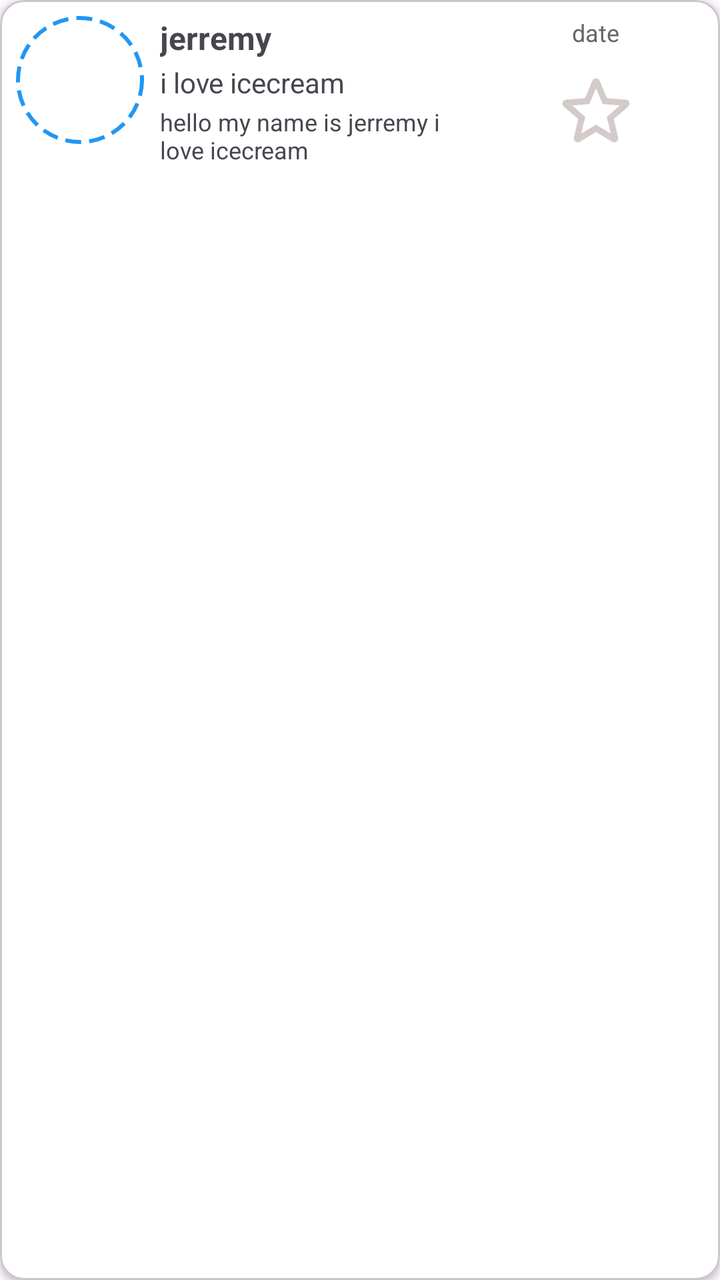
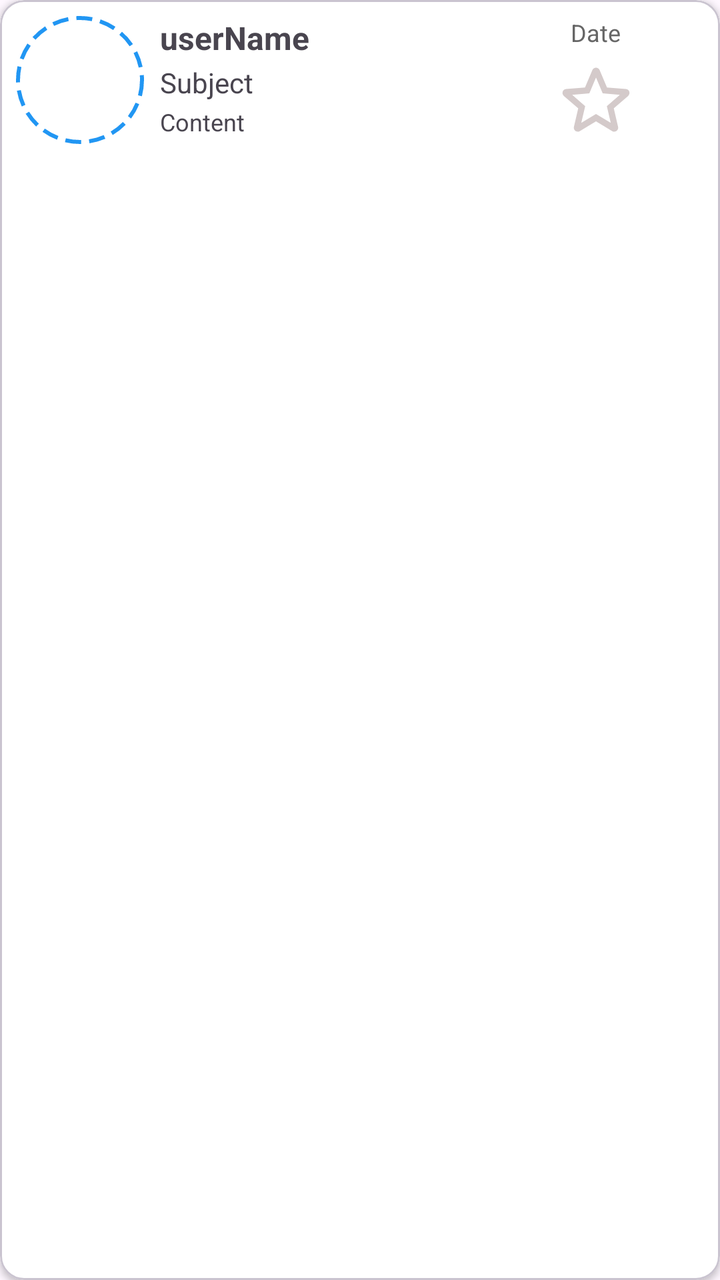

Before-and-after screenshots of an Android layout around one commit, followed by the original layout XML and the change that was made.
<!-- AndroidManifest.xml: application theme Theme.GMAIL_APP_DTH -->
<!-- res/layout/mail_item.xml -->
<?xml version="1.0" encoding="utf-8"?>
<com.google.android.material.card.MaterialCardView
    xmlns:android="http://schemas.android.com/apk/res/android"
    xmlns:app="http://schemas.android.com/apk/res-auto"
    android:layout_width="match_parent"
    android:layout_height="wrap_content"
    android:layout_margin="8dp"
    app:cardCornerRadius="12dp"
    app:cardElevation="2dp"
    android:backgroundTint="@android:color/white">

    <LinearLayout
        android:id="@+id/mail_container"
        android:layout_width="match_parent"
        android:layout_height="wrap_content"
        android:orientation="horizontal"
        android:padding="8dp"
        android:background="@android:color/white">


        
        <ImageView
            android:id="@+id/imageView2"
            android:layout_width="64dp"
            android:layout_height="64dp"
            android:layout_marginEnd="8dp"
            app:srcCompat="@drawable/dashed_circle"
            android:scaleType="centerCrop" />

        
        <LinearLayout
            android:layout_width="0dp"
            android:layout_height="wrap_content"
            android:layout_weight="1"
            android:orientation="vertical">

            <TextView
                android:id="@+id/mail_title"
                android:layout_width="wrap_content"
                android:layout_height="wrap_content"
                android:text="jerremy"
                android:textSize="16sp"
                android:textStyle="bold"
                android:paddingBottom="2dp" />

            <TextView
                android:id="@+id/mail_subject"
                android:layout_width="wrap_content"
                android:layout_height="wrap_content"
                android:text="i love icecream"
                android:textSize="14sp"
                android:paddingBottom="2dp" />

            <TextView
                android:id="@+id/mail_content"
                android:layout_width="wrap_content"
                android:layout_height="wrap_content"
                android:text="hello my name is jerremy i love icecream"
                android:textSize="12sp" />
        </LinearLayout>

        <Button
            android:id="@+id/btn_complete"
            android:layout_width="wrap_content"
            android:layout_height="wrap_content"
            android:text="Complete"
            android:layout_marginTop="4dp"
            android:visibility="gone"
            android:backgroundTint="@color/blue"
            android:textColor="@android:color/white"/>


        
        <LinearLayout
            android:layout_width="wrap_content"
            android:layout_height="match_parent"
            android:orientation="vertical"
            android:gravity="center">

            <TextView
                android:id="@+id/mail_date"
                android:layout_width="wrap_content"
                android:layout_height="wrap_content"
                android:text="date"
                android:textSize="12sp"
                android:textColor="#666666"
                android:layout_marginBottom="4dp" />

            <ImageButton
                android:id="@+id/button"
                android:layout_width="wrap_content"
                android:layout_height="wrap_content"
                android:src="@drawable/ic_empty_star_foreground"
                android:background="@android:color/transparent"
                android:contentDescription="Star" />
        </LinearLayout>
    </LinearLayout>
</com.google.android.material.card.MaterialCardView>
<!-- resources referenced by this layout -->
<resources>
  <color name="blue">#2196F3</color>
  <!-- drawable dashed_circle (drawable) -->
  <?xml version="1.0" encoding="utf-8"?>
  <shape xmlns:android="http://schemas.android.com/apk/res/android"
      android:shape="oval">
  
      <stroke
          android:width="2dp"
          android:color="#2196F3"
          android:dashWidth="8dp"
          android:dashGap="4dp" />
  
      <solid android:color="@android:color/transparent" />
  </shape>
  <!-- drawable ic_empty_star_foreground (drawable) -->
  <vector xmlns:android="http://schemas.android.com/apk/res/android"
      android:width="108dp"
      android:height="108dp"
      android:viewportWidth="24"
      android:viewportHeight="24"
      android:tint="#D4CACA">
    <group android:scaleX="0.435"
        android:scaleY="0.435"
        android:translateX="6.78"
        android:translateY="6.78">
      <path
          android:fillColor="@android:color/white"
          android:pathData="M19.65,9.04l-4.84,-0.42 -1.89,-4.45c-0.34,-0.81 -1.5,-0.81 -1.84,0L9.19,8.63l-4.83,0.41c-0.88,0.07 -1.24,1.17 -0.57,1.75l3.67,3.18 -1.1,4.72c-0.2,0.86 0.73,1.54 1.49,1.08l4.15,-2.5 4.15,2.51c0.76,0.46 1.69,-0.22 1.49,-1.08l-1.1,-4.73 3.67,-3.18c0.67,-0.58 0.32,-1.68 -0.56,-1.75zM12,15.4l-3.76,2.27 1,-4.28 -3.32,-2.88 4.38,-0.38L12,6.1l1.71,4.04 4.38,0.38 -3.32,2.88 1,4.28L12,15.4z"/>
    </group>
  </vector>
  <style name="Theme.GMAIL_APP_DTH" parent="Base.Theme.GMAIL_APP_DTH" />
  <style name="Base.Theme.GMAIL_APP_DTH" parent="Theme.Material3.DayNight.NoActionBar">
          
          
      </style>
</resources>

<!-- the commit's change to res/layout/mail_item.xml (unified diff, before → after) -->
@@ -18,16 +18,15 @@
         android:background="@android:color/white">
 
 
-        
         <ImageView
             android:id="@+id/imageView2"
             android:layout_width="64dp"
             android:layout_height="64dp"
             android:layout_marginEnd="8dp"
+            android:contentDescription="@string/todo"
             app:srcCompat="@drawable/dashed_circle"
             android:scaleType="centerCrop" />
 
-        
         <LinearLayout
             android:layout_width="0dp"
             android:layout_height="wrap_content"
@@ -38,7 +37,7 @@
                 android:id="@+id/mail_title"
                 android:layout_width="wrap_content"
                 android:layout_height="wrap_content"
-                android:text="jerremy"
+                android:text="@string/username_profile_dialog"
                 android:textSize="16sp"
                 android:textStyle="bold"
                 android:paddingBottom="2dp" />
@@ -47,7 +46,7 @@
                 android:id="@+id/mail_subject"
                 android:layout_width="wrap_content"
                 android:layout_height="wrap_content"
-                android:text="i love icecream"
+                android:text="@string/subject_mail_dialog"
                 android:textSize="14sp"
                 android:paddingBottom="2dp" />
 
@@ -55,7 +54,7 @@
                 android:id="@+id/mail_content"
                 android:layout_width="wrap_content"
                 android:layout_height="wrap_content"
-                android:text="hello my name is jerremy i love icecream"
+                android:text="@string/content_mail_dialog"
                 android:textSize="12sp" />
         </LinearLayout>
 
@@ -63,14 +62,13 @@
             android:id="@+id/btn_complete"
             android:layout_width="wrap_content"
             android:layout_height="wrap_content"
-            android:text="Complete"
+            android:text="@string/complete"
             android:layout_marginTop="4dp"
             android:visibility="gone"
             android:backgroundTint="@color/blue"
             android:textColor="@android:color/white"/>
 
 
-        
         <LinearLayout
             android:layout_width="wrap_content"
             android:layout_height="match_parent"
@@ -81,7 +79,7 @@
                 android:id="@+id/mail_date"
                 android:layout_width="wrap_content"
                 android:layout_height="wrap_content"
-                android:text="date"
+                android:text="@string/date"
                 android:textSize="12sp"
                 android:textColor="#666666"
                 android:layout_marginBottom="4dp" />
@@ -92,7 +90,7 @@
                 android:layout_height="wrap_content"
                 android:src="@drawable/ic_empty_star_foreground"
                 android:background="@android:color/transparent"
-                android:contentDescription="Star" />
+                android:contentDescription="@string/star" />
         </LinearLayout>
     </LinearLayout>
 </com.google.android.material.card.MaterialCardView>
<!-- resource entries referenced after the edit -->
@@ -30,10 +30,15 @@
           android:pathData="M19.65,9.04l-4.84,-0.42 -1.89,-4.45c-0.34,-0.81 -1.5,-0.81 -1.84,0L9.19,8.63l-4.83,0.41c-0.88,0.07 -1.24,1.17 -0.57,1.75l3.67,3.18 -1.1,4.72c-0.2,0.86 0.73,1.54 1.49,1.08l4.15,-2.5 4.15,2.51c0.76,0.46 1.69,-0.22 1.49,-1.08l-1.1,-4.73 3.67,-3.18c0.67,-0.58 0.32,-1.68 -0.56,-1.75zM12,15.4l-3.76,2.27 1,-4.28 -3.32,-2.88 4.38,-0.38L12,6.1l1.71,4.04 4.38,0.38 -3.32,2.88 1,4.28L12,15.4z"/>
     </group>
   </vector>
+  <string name="complete">Complete</string>
+  <string name="content_mail_dialog">Content</string>
+  <string name="date">Date</string>
+  <string name="star">Star</string>
+  <string name="subject_mail_dialog">Subject</string>
+  <string name="todo">TODO</string>
+  <string name="username_profile_dialog">userName</string>
   <style name="Theme.GMAIL_APP_DTH" parent="Base.Theme.GMAIL_APP_DTH" />
   <style name="Base.Theme.GMAIL_APP_DTH" parent="Theme.Material3.DayNight.NoActionBar">
-          
-          
       </style>
 </resources>
 
